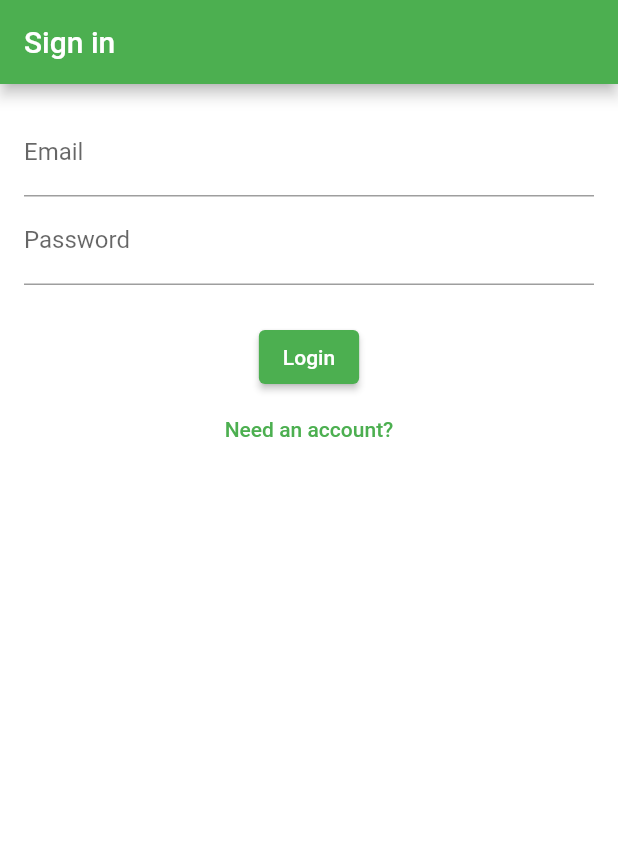
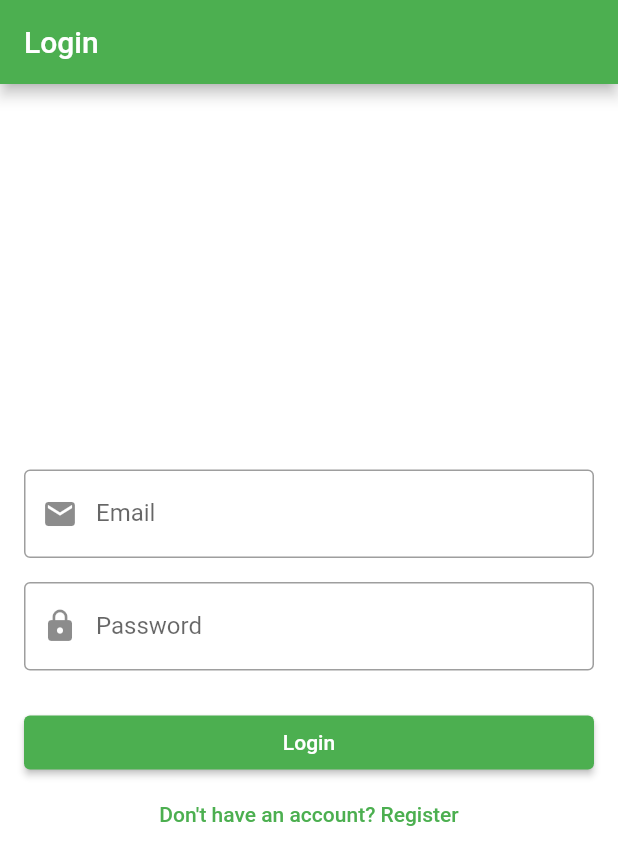
Before and after one commit to azanito/workout_organiser, a Flutter app: the screen it shows after launch, on a phone screen of 412 x 824 dp. Shown: the top 865 px of the screen. Run offline on Flutter 3.47's test engine with Material 3 defaults, Android fonts, the phone set to English and light mode, and no system bars; our stand-ins replace cloud_firestore, firebase_auth, firebase_core; accounts and stored records are empty.

Commit message:
assignment 7 changes

```diff
--- a/lib/l10n/s.dart
+++ b/lib/l10n/s.dart
@@ -306,6 +306,42 @@ abstract class S {
   /// In en, this message translates to:
   /// **'Guest Mode'**
   String get guestMode;
+
+  /// No description provided for @emailRequired.
+  ///
+  /// In en, this message translates to:
+  /// **'Email is required'**
+  String get emailRequired;
+
+  /// No description provided for @passwordRequired.
+  ///
+  /// In en, this message translates to:
+  /// **'Password is required'**
+  String get passwordRequired;
+
+  /// No description provided for @logout.
+  ///
+  /// In en, this message translates to:
+  /// **'Logout'**
+  String get logout;
+
+  /// No description provided for @settingsSaved.
+  ///
+  /// In en, this message translates to:
+  /// **'Settings saved successfully'**
+  String get settingsSaved;
+
+  /// No description provided for @settingsSaveError.
+  ///
+  /// In en, this message translates to:
+  /// **'Failed to save settings'**
+  String get settingsSaveError;
+
+  /// No description provided for @saveSettings.
+  ///
+  /// In en, this message translates to:
+  /// **'Save Settings'**
+  String get saveSettings;
 }
 
 class _SDelegate extends LocalizationsDelegate<S> {
--- a/lib/main.dart
+++ b/lib/main.dart
@@ -18,8 +18,6 @@ import 'progress_page.dart';
 import 'profile_page.dart';
 import 'l10n/s.dart';
 import 'screens/login_page.dart';
-
-
 
 import 'package:firebase_auth/firebase_auth.dart';
 
@@ -47,9 +45,11 @@ Future<void> main() async {
     MultiProvider(
       providers: [
         ChangeNotifierProvider(create: (_) => SettingsModel()),
+        ChangeNotifierProvider(create: (_) => AuthService()),
         StreamProvider<User?>(
-          create: (_) => AuthService().authStateChanges,
+          create: (context) => context.read<AuthService>().authStateChanges,
           initialData: null,
+          catchError: (_, __) => null,
         ),
       ],
       child: const WorkoutOrganiserApp(),
--- a/lib/screens/login_page.dart
+++ b/lib/screens/login_page.dart
@@ -1,4 +1,5 @@
 import 'package:flutter/material.dart';
+import 'package:provider/provider.dart';
 import 'package:firebase_auth/firebase_auth.dart';
 import '../services/auth_service.dart';
 
@@ -10,55 +11,129 @@ class LoginPage extends StatefulWidget {
 }
 
 class _LoginPageState extends State<LoginPage> {
-  final _mail = TextEditingController(), _pw = TextEditingController();
-  bool _loading = false, _isLogin = true;
-  final _auth = AuthService();
+  final _emailController = TextEditingController();
+  final _passwordController = TextEditingController();
+  bool _isLogin = true;
 
-  Future<void> _submit() async {
-    setState(() => _loading = true);
+  final _formKey = GlobalKey<FormState>();
+
+  Future<void> _submit(AuthService authService) async {
+    if (!_formKey.currentState!.validate()) return;
+
+    FocusScope.of(context).unfocus(); // Скрыть клавиатуру
+
     try {
       if (_isLogin) {
-        await _auth.login(_mail.text.trim(), _pw.text.trim());
+        await authService.login(
+          context,
+          _emailController.text.trim(),
+          _passwordController.text.trim(),
+        );
       } else {
-        await _auth.register(_mail.text.trim(), _pw.text.trim());
+        await authService.register(
+          context,
+          _emailController.text.trim(),
+          _passwordController.text.trim(),
+        );
       }
     } on FirebaseAuthException catch (e) {
-      if (!mounted) return;
       ScaffoldMessenger.of(context).showSnackBar(
-        SnackBar(content: Text(e.message ?? 'Auth error')),
+        SnackBar(content: Text(e.message ?? 'Authentication error')),
       );
-    } finally {
-      if (mounted) setState(() => _loading = false);
+    } catch (e) {
+      ScaffoldMessenger.of(context).showSnackBar(
+        SnackBar(content: Text('Unexpected error: $e')),
+      );
     }
   }
 
   @override
-  Widget build(BuildContext context) => Scaffold(
-        appBar: AppBar(title: const Text('Sign in')),
-        body: Padding(
+  Widget build(BuildContext context) {
+    final authService = Provider.of<AuthService>(context);
+
+    return Scaffold(
+      appBar: AppBar(title: Text(_isLogin ? 'Login' : 'Register')),
+      body: Center(
+        child: SingleChildScrollView(
           padding: const EdgeInsets.all(16),
+          child: Form(
+            key: _formKey,
             child: Column(
+              mainAxisSize: MainAxisSize.min,
               children: [
-              TextField(
-                controller: _mail,
-                decoration: const InputDecoration(labelText: 'Email'),
+                TextFormField(
+                  controller: _emailController,
+                  decoration: const InputDecoration(
+                    labelText: 'Email',
+                    prefixIcon: Icon(Icons.email),
+                    border: OutlineInputBorder(),
                   ),
-              TextField(
-                controller: _pw,
-                decoration: const InputDecoration(labelText: 'Password'),
+                  keyboardType: TextInputType.emailAddress,
+                  validator: (value) {
+                    if (value == null || value.trim().isEmpty) {
+                      return 'Email is required';
+                    }
+                    final emailRegex = RegExp(r'^[^@]+@[^@]+\.[^@]+');
+                    if (!emailRegex.hasMatch(value.trim())) {
+                      return 'Enter a valid email';
+                    }
+                    return null;
+                  },
+                  autofillHints: const [AutofillHints.email],
+                ),
+                const SizedBox(height: 16),
+                TextFormField(
+                  controller: _passwordController,
+                  decoration: const InputDecoration(
+                    labelText: 'Password',
+                    prefixIcon: Icon(Icons.lock),
+                    border: OutlineInputBorder(),
+                  ),
                   obscureText: true,
+                  validator: (value) {
+                    if (value == null || value.isEmpty) {
+                      return 'Password is required';
+                    }
+                    if (!_isLogin && value.length < 6) {
+                      return 'Password must be at least 6 characters';
+                    }
+                    return null;
+                  },
+                  autofillHints: _isLogin
+                      ? [AutofillHints.password]
+                      : [AutofillHints.newPassword],
                 ),
                 const SizedBox(height: 24),
-              ElevatedButton(
-                onPressed: _loading ? null : _submit,
+
+                // Кнопка или индикатор загрузки
+                authService.isLoading
+                    ? const CircularProgressIndicator()
+                    : SizedBox(
+                        width: double.infinity,
+                        child: ElevatedButton(
+                          onPressed: () => _submit(authService),
                           child: Text(_isLogin ? 'Login' : 'Register'),
                         ),
+                      ),
+
                 TextButton(
-                onPressed: () => setState(() => _isLogin = !_isLogin),
-                child: Text(_isLogin ? 'Need an account?' : 'Have an account? Log in'),
+                  onPressed: () {
+                    setState(() {
+                      _isLogin = !_isLogin;
+                      _formKey.currentState?.reset();
+                      _emailController.clear();
+                      _passwordController.clear();
+                    });
+                  },
+                  child: Text(_isLogin
+                      ? 'Don\'t have an account? Register'
+                      : 'Already have an account? Login'),
                 ),
               ],
             ),
           ),
+        ),
+      ),
     );
   }
+}
--- a/lib/services/preferences_service.dart
+++ b/lib/services/preferences_service.dart
@@ -10,8 +10,8 @@ class PreferencesService {
     final uid = FirebaseAuth.instance.currentUser?.uid;
     if (uid == null) return;
     await _db.collection('users').doc(uid).set({
-      'theme': sm.themeMode.name,         // system/light/dark
-      'language': sm.locale?.languageCode // en/ru/kk/null
+      'theme': sm.themeMode.name,
+      'language': sm.locale?.languageCode,
     }, SetOptions(merge: true));
   }
 
--- a/lib/settings_page.dart
+++ b/lib/settings_page.dart
@@ -5,7 +5,7 @@ import 'settings_model.dart';
 import 'l10n/s.dart';
 
 class SettingsPage extends StatelessWidget {
-  const SettingsPage({Key? key}) : super(key: key);
+  const SettingsPage({super.key});
 
   @override
   Widget build(BuildContext context) {
```
Also changed, not shown: lib/l10n/intl_en.arb (+11 -1 lines), lib/l10n/intl_kk.arb (+11 -1 lines), lib/l10n/intl_ru.arb (+11 -1 lines), lib/l10n/s_en.dart (+18 -0 lines), lib/l10n/s_kk.dart (+18 -0 lines), lib/l10n/s_ru.dart (+19 -1 lines), lib/screens/guest_gate.dart (+26 -0 lines), lib/services/auth_service.dart (+69 -9 lines). Lines whose indentation alone changed are shown as unchanged.
